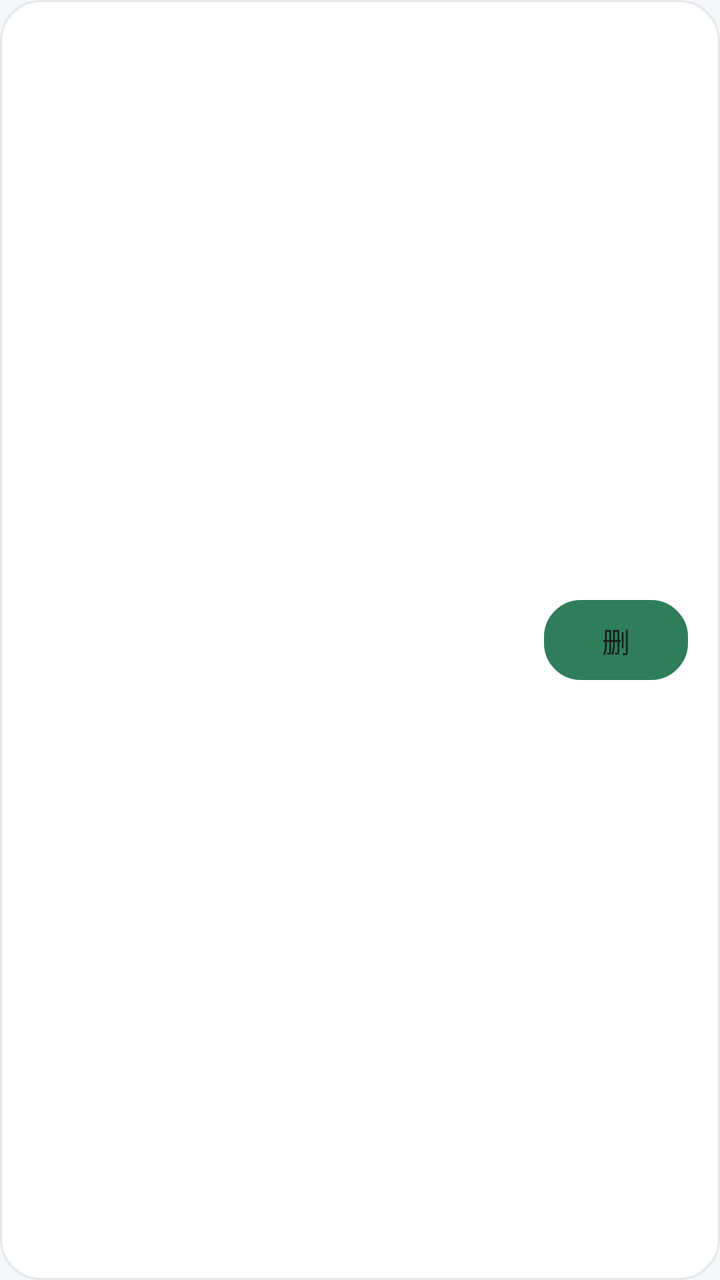
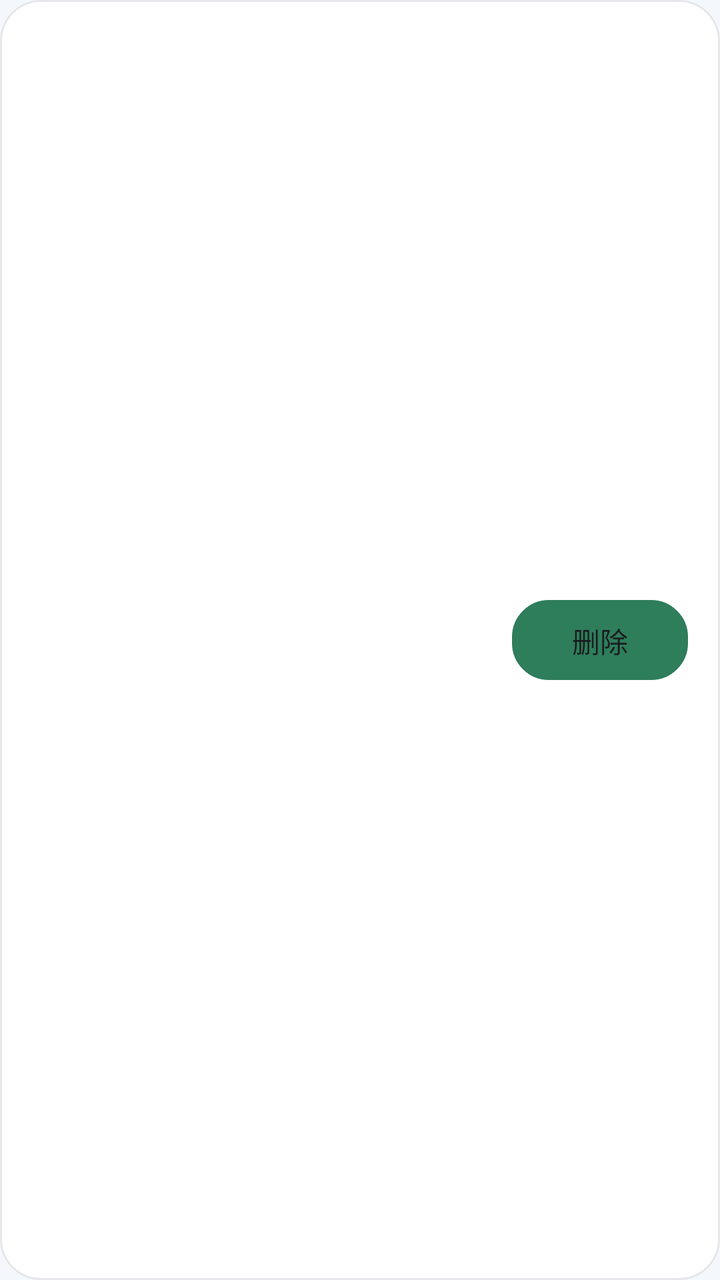

Compare the two renders of this Android layout. The source of the first and the diff that turns it into the second are given below.
<!-- AndroidManifest.xml: application theme Theme.FitnessCheckInApp -->
<!-- res/layout/item_sport_record.xml -->
<?xml version="1.0" encoding="utf-8"?>
<LinearLayout xmlns:android="http://schemas.android.com/apk/res/android"
    android:layout_width="match_parent"
    android:layout_height="wrap_content"
    android:layout_marginBottom="12dp"
    android:background="@drawable/bg_card"
    android:orientation="horizontal"
    android:gravity="center_vertical">

    <LinearLayout
        android:layout_width="0dp"
        android:layout_height="wrap_content"
        android:layout_weight="1"
        android:orientation="vertical">

        <TextView
            android:id="@+id/tvItemSportType"
            android:layout_width="wrap_content"
            android:layout_height="wrap_content"
            android:textColor="@color/text_primary"
            android:textSize="18sp"
            android:textStyle="bold" />

        <TextView
            android:id="@+id/tvItemDuration"
            android:layout_width="wrap_content"
            android:layout_height="wrap_content"
            android:layout_marginTop="10dp"
            android:textColor="@color/text_secondary"
            android:textSize="15sp" />

        <TextView
            android:id="@+id/tvItemCalorie"
            android:layout_width="wrap_content"
            android:layout_height="wrap_content"
            android:layout_marginTop="6dp"
            android:textColor="@color/text_secondary"
            android:textSize="15sp" />

        <TextView
            android:id="@+id/tvItemCreateTime"
            android:layout_width="wrap_content"
            android:layout_height="wrap_content"
            android:layout_marginTop="6dp"
            android:textColor="@color/text_secondary"
            android:textSize="15sp" />
    </LinearLayout>

    <Button
        android:id="@+id/btnDeleteRecord"
        android:layout_width="72dp"
        android:layout_height="40dp"
        android:layout_marginStart="12dp"
        android:background="@drawable/bg_button_secondary"
        android:text="@string/action_delete"
        android:textColor="@color/text_primary"
        android:textSize="14sp" />

</LinearLayout>
<!-- resources referenced by this layout -->
<resources>
  <color name="text_primary">#FF1A1D1F</color>
  <color name="text_secondary">#FF6B7280</color>
  <!-- drawable bg_button_secondary (drawable) -->
  <?xml version="1.0" encoding="utf-8"?>
  <selector xmlns:android="http://schemas.android.com/apk/res/android">
      <item android:state_enabled="false">
          <shape>
              <solid android:color="@color/divider" />
              <corners android:radius="18dp" />
              <stroke
                  android:width="1dp"
                  android:color="@color/divider" />
          </shape>
      </item>
      <item>
          <shape>
              <solid android:color="@color/white" />
              <corners android:radius="18dp" />
              <stroke
                  android:width="1dp"
                  android:color="@color/divider" />
          </shape>
      </item>
  </selector>
  <!-- drawable bg_card (drawable) -->
  <?xml version="1.0" encoding="utf-8"?>
  <shape xmlns:android="http://schemas.android.com/apk/res/android">
      <solid android:color="@color/card_background" />
      <corners android:radius="20dp" />
      <stroke
          android:width="1dp"
          android:color="@color/divider" />
      <padding
          android:left="16dp"
          android:top="16dp"
          android:right="16dp"
          android:bottom="16dp" />
  </shape>
  <string name="action_delete">删除</string>
  <style name="Theme.FitnessCheckInApp" parent="Base.Theme.FitnessCheckInApp" />
  <color name="divider">#FFE5E7EB</color>
  <color name="white">#FFFFFFFF</color>
  <color name="card_background">#FFFFFFFF</color>
  <style name="Base.Theme.FitnessCheckInApp" parent="Theme.Material3.DayNight.NoActionBar">
          <item name="android:windowBackground">@color/app_background</item>
          <item name="colorPrimary">@color/primary</item>
          <item name="colorPrimaryContainer">@color/secondary</item>
          <item name="android:statusBarColor">@color/primary_dark</item>
          <item name="android:navigationBarColor">@color/white</item>
          <item name="android:textColorPrimary">@color/text_primary</item>
          <item name="android:textColorSecondary">@color/text_secondary</item>
      </style>
  <color name="app_background">#FFF4F7FB</color>
  <color name="primary">#FF2E7D5B</color>
  <color name="secondary">#FFE7F4EE</color>
  <color name="primary_dark">#FF1F5C42</color>
</resources>

<!-- the commit's change to res/layout/item_sport_record.xml (unified diff, before → after) -->
@@ -4,8 +4,8 @@
     android:layout_height="wrap_content"
     android:layout_marginBottom="12dp"
     android:background="@drawable/bg_card"
-    android:orientation="horizontal"
-    android:gravity="center_vertical">
+    android:gravity="center_vertical"
+    android:orientation="horizontal">
 
     <LinearLayout
         android:layout_width="0dp"
@@ -44,14 +44,25 @@
             android:layout_marginTop="6dp"
             android:textColor="@color/text_secondary"
             android:textSize="15sp" />
+
+        <TextView
+            android:id="@+id/tvItemRemark"
+            android:layout_width="wrap_content"
+            android:layout_height="wrap_content"
+            android:layout_marginTop="6dp"
+            android:textColor="@color/text_secondary"
+            android:textSize="15sp"
+            android:visibility="gone" />
     </LinearLayout>
 
     <Button
         android:id="@+id/btnDeleteRecord"
-        android:layout_width="72dp"
+        android:layout_width="wrap_content"
         android:layout_height="40dp"
         android:layout_marginStart="12dp"
+        android:minWidth="88dp"
         android:background="@drawable/bg_button_secondary"
+        android:paddingHorizontal="16dp"
         android:text="@string/action_delete"
         android:textColor="@color/text_primary"
         android:textSize="14sp" />
